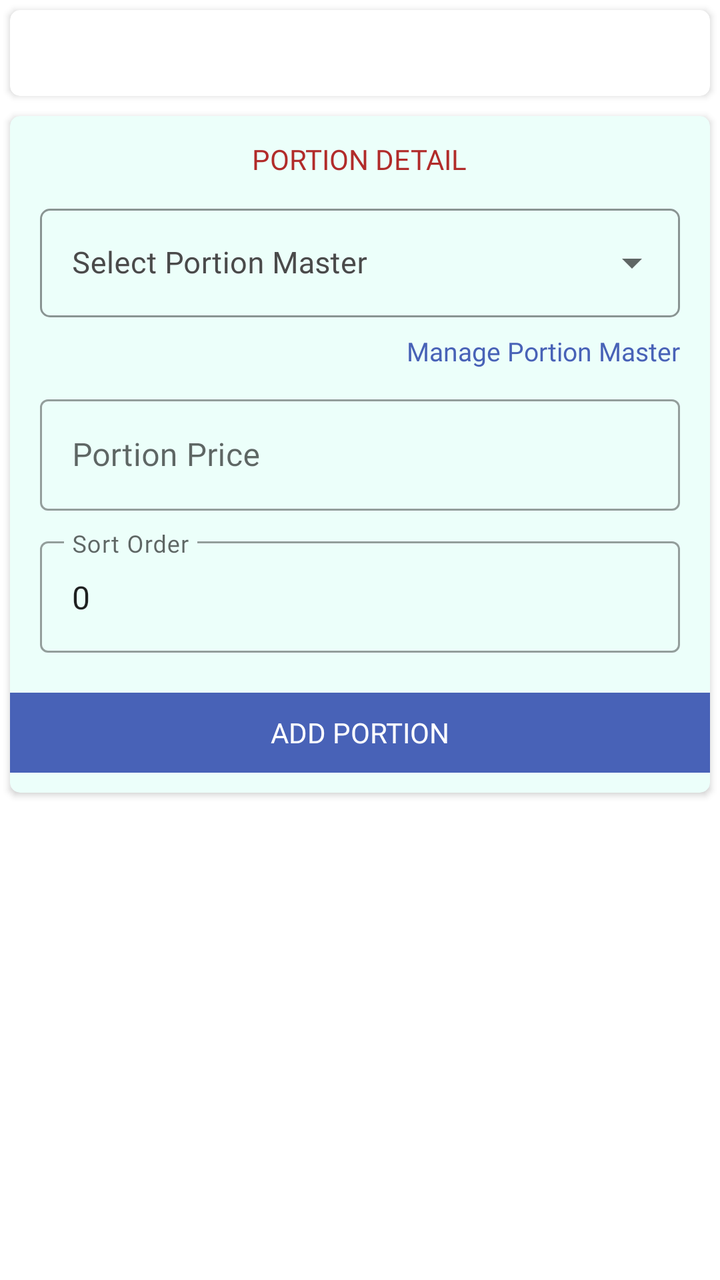
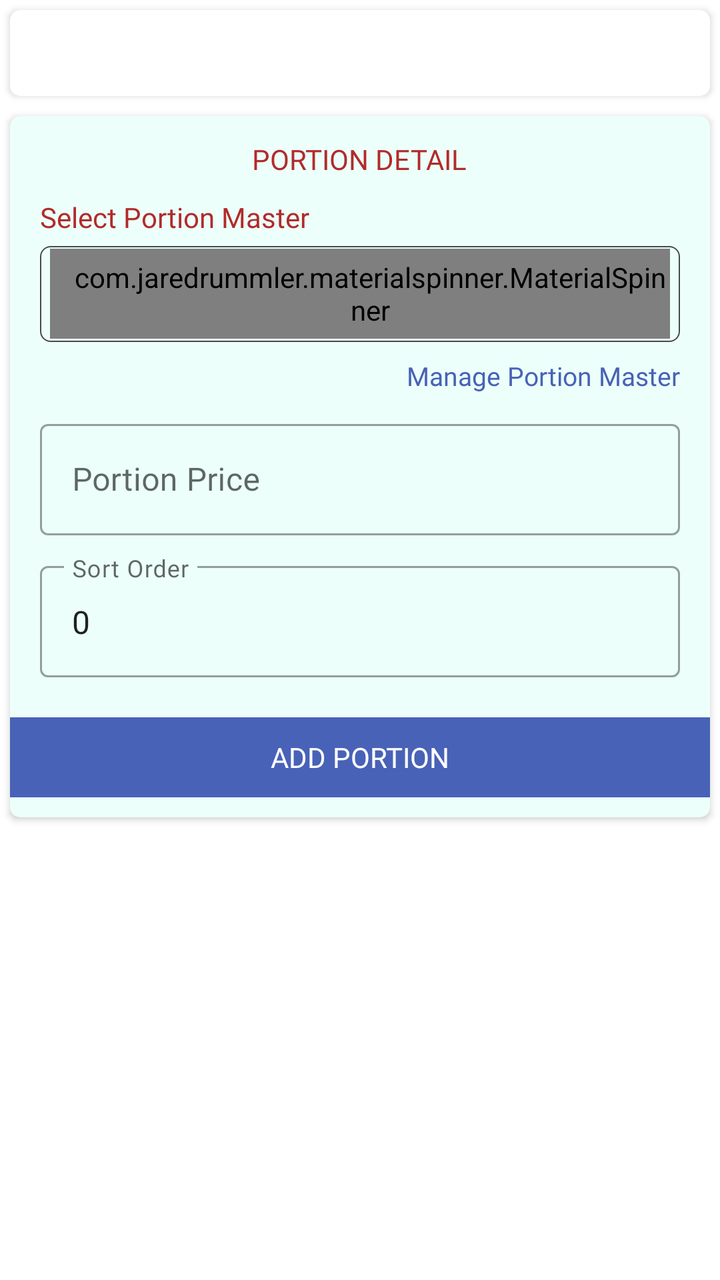

An Android layout rendered at two revisions. The XML below is the earlier revision; the diff shows what the commit changed to produce the second picture.
<!-- AndroidManifest.xml: application theme AppTheme -->
<!-- res/layout/fragment_manage_customer_product_portions.xml -->
<?xml version="1.0" encoding="utf-8"?>
<LinearLayout xmlns:android="http://schemas.android.com/apk/res/android"
    xmlns:app="http://schemas.android.com/apk/res-auto"
    xmlns:tools="http://schemas.android.com/tools"
    android:layout_width="match_parent"
    android:layout_height="match_parent"
    android:orientation="vertical"
    tools:context=".Fragment.ManageCustomerProductPortions">

    <androidx.core.widget.NestedScrollView
        android:layout_width="match_parent"
        android:layout_height="match_parent">

        <LinearLayout
            android:layout_width="match_parent"
            android:layout_height="wrap_content"
            android:orientation="vertical">

            <androidx.cardview.widget.CardView
                android:layout_width="match_parent"
                android:layout_height="wrap_content"
                android:layout_margin="5dp"
                app:cardCornerRadius="5dp">

                <TextView
                    android:id="@+id/productInfo"
                    android:layout_width="match_parent"
                    android:layout_height="wrap_content"
                    android:fontFamily="@font/poppinsmedium"
                    android:gravity="center"
                    android:padding="12dp"
                    android:textColor="@color/black" />

            </androidx.cardview.widget.CardView>

            <androidx.cardview.widget.CardView
                android:layout_width="match_parent"
                android:layout_height="wrap_content"
                android:layout_margin="5dp"
                app:cardBackgroundColor="#ecfffa"
                app:cardCornerRadius="5dp">

                <LinearLayout
                    android:layout_width="match_parent"
                    android:layout_height="wrap_content"
                    android:orientation="vertical"
                    android:paddingBottom="10dp">

                    <TextView
                        android:layout_width="wrap_content"
                        android:layout_height="wrap_content"
                        android:layout_gravity="center"
                        android:layout_marginTop="12dp"
                        android:fontFamily="@font/poppinsbold"
                        android:text="PORTION DETAIL"
                        android:textColor="@color/textcolor" />

                    <com.google.android.material.textfield.TextInputLayout
                        style="@style/CustomDropDownTilStyle"
                        android:layout_width="match_parent"
                        android:layout_height="wrap_content"
                        android:layout_marginStart="15dp"
                        android:layout_marginTop="10dp"
                        android:layout_marginEnd="15dp"
                        android:hint="Select Portion Master">

                        <AutoCompleteTextView
                            android:id="@+id/portionMasterSpinner"
                            android:layout_width="match_parent"
                            android:layout_height="wrap_content"
                            android:focusable="false"
                            android:fontFamily="@font/poppinsregular"
                            android:inputType="none"
                            android:singleLine="true"
                            android:textSize="15sp" />

                    </com.google.android.material.textfield.TextInputLayout>

                    <TextView
                        android:id="@+id/managePortionMaster"
                        android:layout_width="wrap_content"
                        android:layout_height="wrap_content"
                        android:layout_gravity="end"
                        android:layout_marginTop="8dp"
                        android:layout_marginEnd="15dp"
                        android:fontFamily="@font/poppinsmedium"
                        android:text="Manage Portion Master"
                        android:textColor="@color/colorPrimary"
                        android:textSize="13sp" />

                    <TextView
                        android:id="@+id/noPortionMasterHint"
                        android:layout_width="match_parent"
                        android:layout_height="wrap_content"
                        android:layout_marginStart="15dp"
                        android:layout_marginTop="8dp"
                        android:layout_marginEnd="15dp"
                        android:fontFamily="@font/poppinsregular"
                        android:text="No portion masters yet. Tap Manage Portion Master to add Half, Full, etc."
                        android:textColor="@color/light_black"
                        android:textSize="12sp"
                        android:visibility="gone" />

                    <com.google.android.material.textfield.TextInputLayout
                        style="@style/Widget.MaterialComponents.TextInputLayout.OutlinedBox"
                        android:layout_width="match_parent"
                        android:layout_height="wrap_content"
                        android:layout_marginStart="15dp"
                        android:layout_marginTop="10dp"
                        android:layout_marginEnd="15dp">

                        <com.google.android.material.textfield.TextInputEditText
                            android:id="@+id/portionPrice"
                            android:layout_width="match_parent"
                            android:layout_height="wrap_content"
                            android:fontFamily="@font/poppinsregular"
                            android:hint="Portion Price"
                            android:inputType="numberDecimal"
                            android:singleLine="true" />

                    </com.google.android.material.textfield.TextInputLayout>

                    <com.google.android.material.textfield.TextInputLayout
                        style="@style/Widget.MaterialComponents.TextInputLayout.OutlinedBox"
                        android:layout_width="match_parent"
                        android:layout_height="wrap_content"
                        android:layout_marginStart="15dp"
                        android:layout_marginTop="10dp"
                        android:layout_marginEnd="15dp">

                        <com.google.android.material.textfield.TextInputEditText
                            android:id="@+id/portionSortOrder"
                            android:layout_width="match_parent"
                            android:layout_height="wrap_content"
                            android:fontFamily="@font/poppinsregular"
                            android:hint="Sort Order"
                            android:inputType="number"
                            android:singleLine="true"
                            android:text="0" />

                    </com.google.android.material.textfield.TextInputLayout>

                    <TextView
                        android:id="@+id/addPortion"
                        android:layout_width="match_parent"
                        android:layout_height="40dp"
                        android:layout_marginTop="20dp"
                        android:background="@color/colorPrimary"
                        android:fontFamily="@font/poppinsmedium"
                        android:gravity="center"
                        android:text="Add Portion"
                        android:textAllCaps="true"
                        android:textColor="@color/white" />

                </LinearLayout>

            </androidx.cardview.widget.CardView>

            <androidx.cardview.widget.CardView
                android:id="@+id/portionListCardView"
                android:layout_width="match_parent"
                android:layout_height="wrap_content"
                android:layout_margin="5dp"
                android:visibility="gone"
                app:cardCornerRadius="5dp">

                <androidx.recyclerview.widget.RecyclerView
                    android:id="@+id/portionRecyclerview"
                    android:layout_width="match_parent"
                    android:layout_height="wrap_content"
                    android:nestedScrollingEnabled="false"
                    android:padding="5dp" />

            </androidx.cardview.widget.CardView>

        </LinearLayout>

    </androidx.core.widget.NestedScrollView>

    <TextView
        android:id="@+id/noDataFound"
        android:layout_width="wrap_content"
        android:layout_height="wrap_content"
        android:layout_gravity="center"
        android:layout_marginTop="80dp"
        android:fontFamily="@font/poppinsmedium"
        android:gravity="center"
        android:text="No portions found"
        android:textColor="@color/black"
        android:visibility="gone" />

</LinearLayout>
<!-- resources referenced by this layout -->
<resources>
  <color name="black">#000</color>
  <color name="colorPrimary">#4862b7</color>
  <color name="light_black">#4a4a4a</color>
  <color name="textcolor">#b12b2a</color>
  <color name="white">#fff</color>
  <style name="CustomDropDownTilStyle" parent="Widget.MaterialComponents.TextInputLayout.OutlinedBox.ExposedDropdownMenu">
          <item name="android:layout_width">match_parent</item>
          <item name="android:layout_height">wrap_content</item>
          <item name="android:textColorHint">@color/light_black</item>
          <item name="fontFamily">@font/poppinsregular</item>
          <item name="android:textSize">15sp</item>
          <item name="overlapAnchor">true</item>
          <item name="hintTextColor">@color/colorAccent</item>
          <item name="boxStrokeColor">@color/colorAccent</item>
          <item name="colorControlNormal">@color/colorAccent</item>
          <item name="colorControlActivated">@color/colorAccent</item>
          <item name="colorControlHighlight">@color/colorAccent</item>
          <item name="boxCornerRadiusBottomEnd">5dp</item>
          <item name="boxCornerRadiusBottomStart">5dp</item>
          <item name="boxCornerRadiusTopEnd">5dp</item>
          <item name="boxCornerRadiusTopStart">5dp</item>
      </style>
  <style name="AppTheme" parent="Theme.MaterialComponents.DayNight.NoActionBar">
          
          <item name="colorPrimary">@color/colorPrimary</item>
          <item name="colorPrimaryDark">@color/colorPrimary</item>
          <item name="colorAccent">@color/colorAccent</item>
          <item name="android:windowIsTranslucent">true</item>
          <item name="windowNoTitle">true</item>
          <item name="windowActionBar">false</item>
  
      </style>
  <color name="colorAccent">#000</color>
</resources>

<!-- the commit's change to res/layout/fragment_manage_customer_product_portions.xml (unified diff, before → after) -->
@@ -55,26 +55,38 @@
                         android:text="PORTION DETAIL"
                         android:textColor="@color/textcolor" />
 
-                    <com.google.android.material.textfield.TextInputLayout
-                        style="@style/CustomDropDownTilStyle"
-                        android:layout_width="match_parent"
+                    <TextView
+                        android:layout_width="wrap_content"
                         android:layout_height="wrap_content"
                         android:layout_marginStart="15dp"
                         android:layout_marginTop="10dp"
+                        android:fontFamily="@font/poppinsregular"
+                        android:text="Select Portion Master"
+                        android:textColor="@color/textcolor" />
+
+                    <LinearLayout
+                        android:layout_width="match_parent"
+                        android:layout_height="48dp"
+                        android:layout_marginStart="15dp"
+                        android:layout_marginTop="5dp"
                         android:layout_marginEnd="15dp"
-                        android:hint="Select Portion Master">
-
-                        <AutoCompleteTextView
+                        android:background="@drawable/button_rounded_border"
+                        android:orientation="horizontal">
+
+                        <com.jaredrummler.materialspinner.MaterialSpinner
                             android:id="@+id/portionMasterSpinner"
                             android:layout_width="match_parent"
-                            android:layout_height="wrap_content"
-                            android:focusable="false"
+                            android:layout_height="45dp"
+                            android:layout_gravity="center"
+                            android:layout_margin="5dp"
                             android:fontFamily="@font/poppinsregular"
-                            android:inputType="none"
-                            android:singleLine="true"
-                            android:textSize="15sp" />
-
-                    </com.google.android.material.textfield.TextInputLayout>
+                            android:gravity="center|start"
+                            android:paddingStart="10dp"
+                            android:textColor="@color/black"
+                            android:textSize="15sp"
+                            app:ms_hint="Select Portion Master" />
+
+                    </LinearLayout>
 
                     <TextView
                         android:id="@+id/managePortionMaster"
<!-- resource entries referenced after the edit -->
@@ -5,23 +5,14 @@
   <color name="light_black">#4a4a4a</color>
   <color name="textcolor">#b12b2a</color>
   <color name="white">#fff</color>
-  <style name="CustomDropDownTilStyle" parent="Widget.MaterialComponents.TextInputLayout.OutlinedBox.ExposedDropdownMenu">
-          <item name="android:layout_width">match_parent</item>
-          <item name="android:layout_height">wrap_content</item>
-          <item name="android:textColorHint">@color/light_black</item>
-          <item name="fontFamily">@font/poppinsregular</item>
-          <item name="android:textSize">15sp</item>
-          <item name="overlapAnchor">true</item>
-          <item name="hintTextColor">@color/colorAccent</item>
-          <item name="boxStrokeColor">@color/colorAccent</item>
-          <item name="colorControlNormal">@color/colorAccent</item>
-          <item name="colorControlActivated">@color/colorAccent</item>
-          <item name="colorControlHighlight">@color/colorAccent</item>
-          <item name="boxCornerRadiusBottomEnd">5dp</item>
-          <item name="boxCornerRadiusBottomStart">5dp</item>
-          <item name="boxCornerRadiusTopEnd">5dp</item>
-          <item name="boxCornerRadiusTopStart">5dp</item>
-      </style>
+  <!-- drawable button_rounded_border (drawable) -->
+  <?xml version="1.0" encoding="utf-8"?>
+  <shape xmlns:android="http://schemas.android.com/apk/res/android">
+      <stroke
+          android:width="0.7dp"
+          android:color="@color/light_black" />
+      <corners android:radius="5dp" />
+  </shape>
   <style name="AppTheme" parent="Theme.MaterialComponents.DayNight.NoActionBar">
           
           <item name="colorPrimary">@color/colorPrimary</item>
